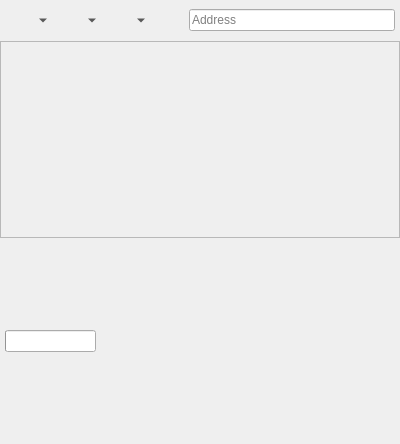
This is 2.x/UI/dooble_page.ui in textbrowser/dooble as Qt 5 draws it before an edit. The edited form follows.
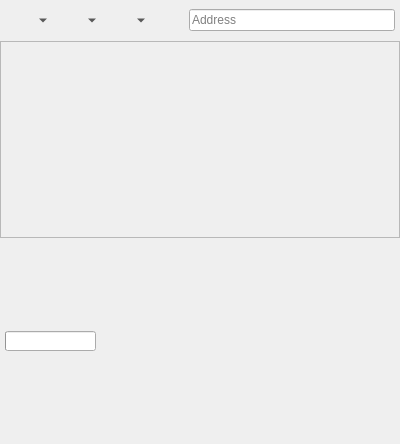
This is the edited form. Custom widgets are drawn as their Qt base class.

Commit message: Fix a bar size.

The edit to the form file:
```diff
--- a/2.x/UI/dooble_page.ui
+++ b/2.x/UI/dooble_page.ui
@@ -177,6 +177,18 @@
          <verstretch>0</verstretch>
         </sizepolicy>
        </property>
+       <property name="minimumSize">
+        <size>
+         <width>0</width>
+         <height>20</height>
+        </size>
+       </property>
+       <property name="maximumSize">
+        <size>
+         <width>16777215</width>
+         <height>20</height>
+        </size>
+       </property>
        <property name="value">
         <number>0</number>
        </property>
```
